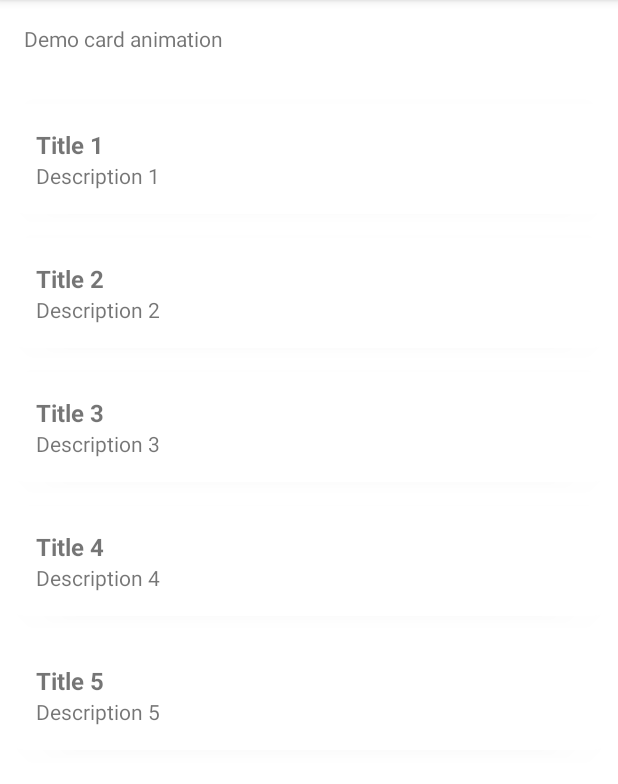
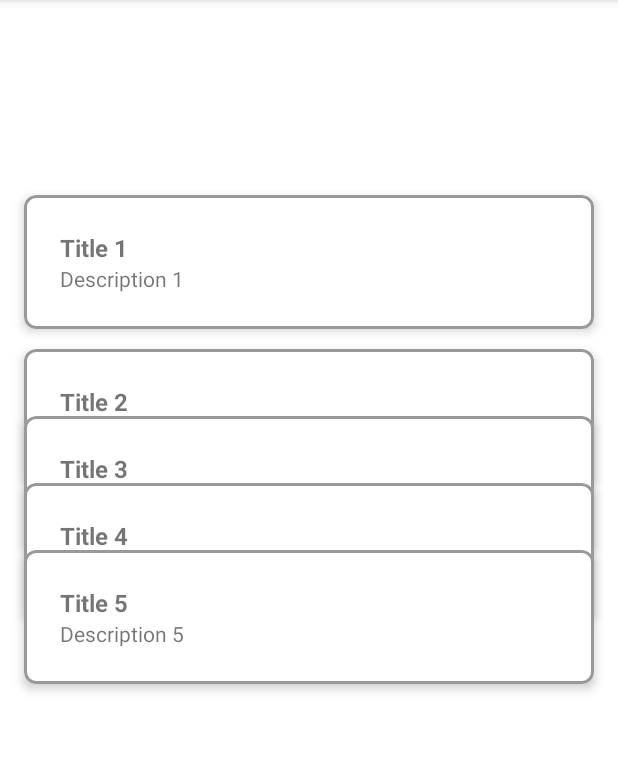
Before and after one commit to lijogeorgep/animation_cards, an Android app: the screen it shows after launch (MainActivity), on a phone screen of 412 x 824 dp, the part 84-868 px from its top. Run offline under Robolectric (Android 15) with nearby library versions, the phone set to English and light mode, and no system bars.

Commit message:
Add card border and position settings

```diff
--- a/app/src/main/java/com/example/animated_card_demo/CardAdapter.kt
+++ b/app/src/main/java/com/example/animated_card_demo/CardAdapter.kt
@@ -1,9 +1,12 @@
 package com.example.animated_card_demo
 
+import android.content.Context
 import android.content.Intent
+import android.util.TypedValue
 import android.view.LayoutInflater
 import android.view.View
 import android.view.ViewGroup
+import android.widget.LinearLayout
 import android.widget.TextView
 import androidx.recyclerview.widget.RecyclerView
 import com.google.android.material.card.MaterialCardView
@@ -23,8 +26,8 @@ class CardAdapter(private val cardList: MutableList<CardItem>) :
                 onItemClickListener?.invoke(adapterPosition)
             }
         }
+    }
 
-    }
     fun setOnItemClickListener(listener: (Int) -> Unit) {
         onItemClickListener = listener
     }
@@ -33,11 +36,41 @@ class CardAdapter(private val cardList: MutableList<CardItem>) :
         val view = LayoutInflater.from(parent.context).inflate(R.layout.item_card, parent, false)
         return CardViewHolder(view)
     }
-
+    fun dpToPxFun(dp: Float, context: Context): Int {
+        return TypedValue.applyDimension(
+            TypedValue.COMPLEX_UNIT_DIP,
+            dp,
+            context.resources.displayMetrics
+        )
+            .toInt()
+    }
     override fun onBindViewHolder(holder: CardViewHolder, position: Int) {
         val currentItem = cardList[position]
         holder.titleTextView.text = currentItem.title
         holder.descriptionTextView.text = currentItem.description
+
+        val layoutParams = LinearLayout.LayoutParams(
+            ViewGroup.LayoutParams.MATCH_PARENT,
+            ViewGroup.LayoutParams.WRAP_CONTENT
+        )
+
+        // Set margins and padding based on position or any other criteria
+        when (position) {
+            0 -> {
+                layoutParams.setMargins(0, 0, 0, 0)
+                holder.cardView.setPadding(30, 30, 30, 30)
+            }
+            1 -> {
+                layoutParams.setMargins(0, 20, 0, 0)
+                holder.cardView.setPadding(30, 30, 30, 30)
+            }
+            else -> {
+                layoutParams.setMargins(0, dpToPxFun(-45f, holder.itemView.context), 0, 0)
+                holder.cardView.setPadding(30, 30, 30, 30)
+            }
+        }
+
+        holder.cardView.layoutParams = layoutParams
 
         // Handle card click event
         holder.cardView.setOnClickListener {
@@ -66,8 +99,6 @@ class CardAdapter(private val cardList: MutableList<CardItem>) :
         }
     }
 
-
-
     override fun getItemCount(): Int {
         return cardList.size
     }
--- a/app/src/main/res/layout/activity_main.xml
+++ b/app/src/main/res/layout/activity_main.xml
@@ -7,27 +7,18 @@
     android:layout_height="match_parent"
     tools:context=".MainActivity">
 
-    <TextView
-        android:id="@+id/textView"
-        android:layout_width="match_parent"
-        android:layout_height="wrap_content"
-        android:padding="16dp"
-        android:text="Demo card animation"
-        app:layout_constraintEnd_toEndOf="parent"
-        app:layout_constraintStart_toStartOf="parent"
-        app:layout_constraintTop_toTopOf="parent" />
 
     <androidx.recyclerview.widget.RecyclerView
         android:id="@+id/recyclerView"
         android:layout_width="match_parent"
         android:layout_height="0dp"
-        android:layout_marginTop="10dp"
-        android:layout_marginBottom="10dp"
+        android:layout_marginBottom="296dp"
         android:clipToPadding="false"
+        android:padding="16dp"
         android:paddingBottom="40dp"
         app:layout_constraintBottom_toBottomOf="parent"
         app:layout_constraintEnd_toEndOf="parent"
-        app:layout_constraintStart_toStartOf="parent"
-        app:layout_constraintTop_toBottomOf="@id/textView" />
+        app:layout_constraintHorizontal_bias="1.0"
+        app:layout_constraintStart_toStartOf="parent" />
 
 </androidx.constraintlayout.widget.ConstraintLayout>
--- a/app/src/main/res/layout/item_card.xml
+++ b/app/src/main/res/layout/item_card.xml
@@ -7,6 +7,10 @@
     app:cardCornerRadius="8dp"
     app:cardElevation="4dp"
     android:id="@+id/cardView"
+    app:strokeColor="#66000000"
+    app:strokeWidth="2dp"
+    app:contentPadding="8dp"
+
     xmlns:app="http://schemas.android.com/apk/res-auto">
 
     <LinearLayout
```
